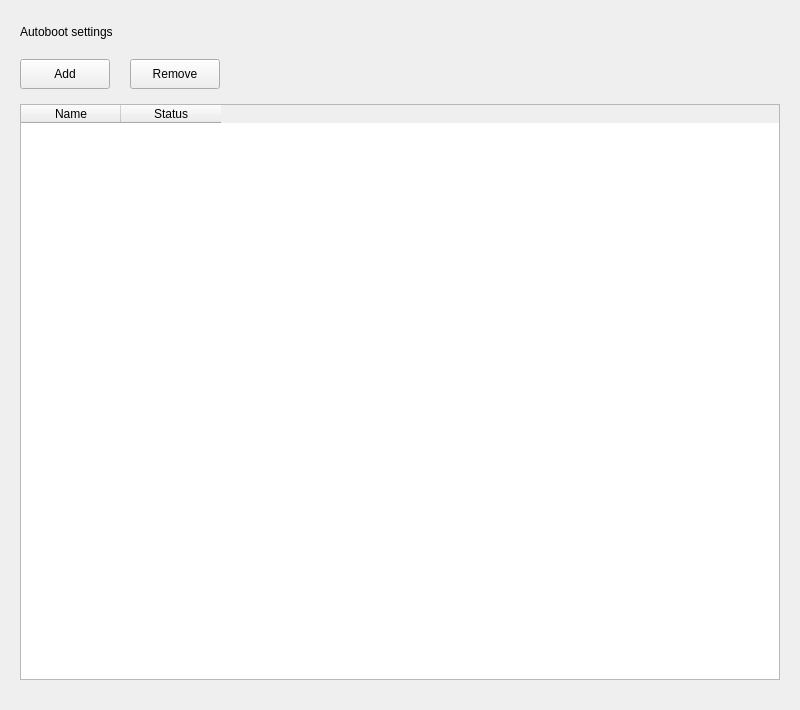
Above: plugins/system/autoboot/autoboot.ui from ukui/ukui-control-center before the change. Below: the same form after it.
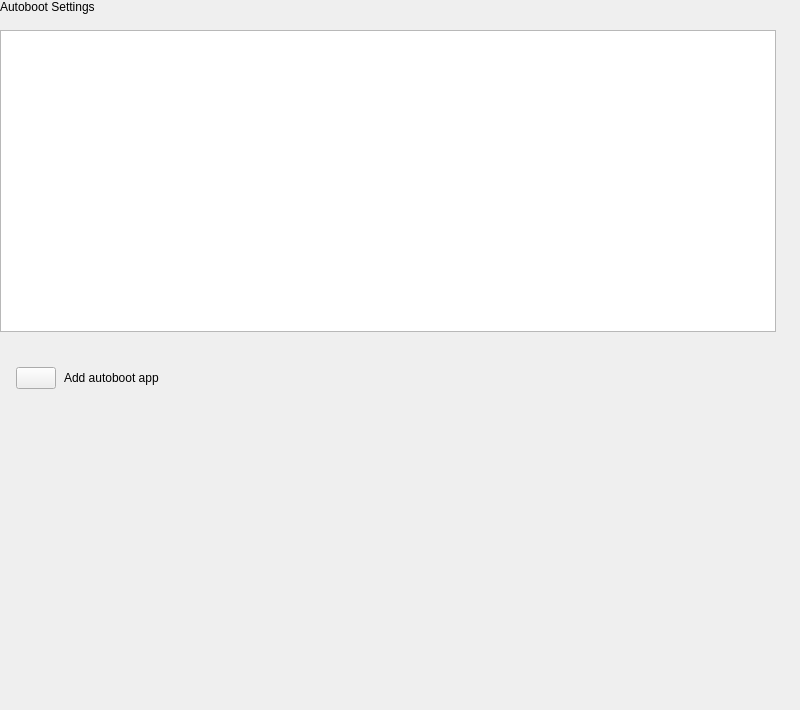
That is the form after the change.

Patch:
```diff
--- a/plugins/system/autoboot/autoboot.ui
+++ b/plugins/system/autoboot/autoboot.ui
@@ -12,50 +12,34 @@
   </property>
   <property name="minimumSize">
    <size>
-    <width>800</width>
-    <height>710</height>
+    <width>0</width>
+    <height>0</height>
    </size>
   </property>
   <property name="maximumSize">
    <size>
-    <width>800</width>
-    <height>710</height>
+    <width>16777215</width>
+    <height>16777215</height>
    </size>
   </property>
   <property name="windowTitle">
    <string>AutoBoot</string>
   </property>
-  <layout class="QHBoxLayout" name="horizontalLayout">
-   <property name="leftMargin">
-    <number>0</number>
-   </property>
-   <property name="topMargin">
-    <number>0</number>
-   </property>
-   <property name="rightMargin">
-    <number>0</number>
-   </property>
-   <property name="bottomMargin">
-    <number>0</number>
-   </property>
-   <item>
-    <widget class="QStackedWidget" name="StackedWidget">
-     <widget class="QWidget" name="Page1">
-      <layout class="QVBoxLayout" name="verticalLayout">
+  <layout class="QVBoxLayout" name="verticalLayout_2">
        <property name="spacing">
-        <number>5</number>
+    <number>2</number>
        </property>
        <property name="leftMargin">
-        <number>20</number>
+    <number>0</number>
        </property>
        <property name="topMargin">
-        <number>25</number>
+    <number>0</number>
        </property>
        <property name="rightMargin">
-        <number>20</number>
+    <number>24</number>
        </property>
        <property name="bottomMargin">
-        <number>30</number>
+    <number>0</number>
        </property>
        <item>
         <widget class="QLabel" name="titleLabel">
@@ -66,7 +50,7 @@
           </sizepolicy>
          </property>
          <property name="text">
-          <string>Autoboot settings</string>
+      <string>Autoboot Settings</string>
          </property>
          <property name="scaledContents">
           <bool>true</bool>
@@ -87,45 +71,88 @@
          <property name="sizeHint" stdset="0">
           <size>
            <width>20</width>
-           <height>15</height>
+       <height>14</height>
           </size>
          </property>
         </spacer>
        </item>
        <item>
+    <widget class="QListWidget" name="listWidget"/>
+   </item>
+   <item>
+    <spacer name="verticalSpacer_3">
+     <property name="orientation">
+      <enum>Qt::Vertical</enum>
+     </property>
+     <property name="sizeType">
+      <enum>QSizePolicy::Fixed</enum>
+     </property>
+     <property name="sizeHint" stdset="0">
+      <size>
+       <width>20</width>
+       <height>14</height>
+      </size>
+     </property>
+    </spacer>
+   </item>
+   <item>
+    <widget class="QWidget" name="addWidget" native="true">
+     <property name="minimumSize">
+      <size>
+       <width>0</width>
+       <height>60</height>
+      </size>
+     </property>
+     <property name="maximumSize">
+      <size>
+       <width>16777215</width>
+       <height>60</height>
+      </size>
+     </property>
         <layout class="QHBoxLayout" name="horizontalLayout_2">
          <property name="spacing">
-          <number>20</number>
-         </property>
+       <number>0</number>
+      </property>
+      <property name="leftMargin">
+       <number>0</number>
+      </property>
+      <property name="topMargin">
+       <number>0</number>
+      </property>
+      <property name="rightMargin">
+       <number>0</number>
+      </property>
+      <property name="bottomMargin">
+       <number>0</number>
+      </property>
          <item>
-          <widget class="QToolButton" name="toolButton">
-           <property name="minimumSize">
-            <size>
-             <width>90</width>
-             <height>30</height>
-            </size>
-           </property>
-           <property name="maximumSize">
-            <size>
-             <width>90</width>
-             <height>16777215</height>
-            </size>
-           </property>
+       <layout class="QHBoxLayout" name="horizontalLayout">
+        <property name="spacing">
+         <number>8</number>
+        </property>
+        <property name="leftMargin">
+         <number>16</number>
+        </property>
+        <item>
+         <widget class="QPushButton" name="addBtn">
            <property name="text">
-            <string>Add</string>
+           <string/>
            </property>
           </widget>
          </item>
          <item>
-          <widget class="QToolButton" name="toolButton_2">
-           <property name="minimumSize">
-            <size>
-             <width>90</width>
-             <height>30</height>
-            </size>
+         <widget class="QLabel" name="label_2">
+          <property name="sizePolicy">
+           <sizepolicy hsizetype="Fixed" vsizetype="Fixed">
+            <horstretch>0</horstretch>
+            <verstretch>0</verstretch>
+           </sizepolicy>
            </property>
            <property name="text">
-            <string>Remove</string>
+           <string>Add autoboot app </string>
+          </property>
+          <property name="scaledContents">
+           <bool>true</bool>
            </property>
           </widget>
          </item>
@@ -144,39 +171,21 @@
          </item>
         </layout>
        </item>
+     </layout>
+    </widget>
+   </item>
        <item>
         <spacer name="verticalSpacer_2">
          <property name="orientation">
           <enum>Qt::Vertical</enum>
          </property>
-         <property name="sizeType">
-          <enum>QSizePolicy::Fixed</enum>
-         </property>
          <property name="sizeHint" stdset="0">
           <size>
            <width>20</width>
-           <height>10</height>
+       <height>40</height>
           </size>
          </property>
         </spacer>
-       </item>
-       <item>
-        <widget class="QTableWidget" name="tableWidget">
-         <column>
-          <property name="text">
-           <string>Name</string>
-          </property>
-         </column>
-         <column>
-          <property name="text">
-           <string>Status</string>
-          </property>
-         </column>
-        </widget>
-       </item>
-      </layout>
-     </widget>
-    </widget>
    </item>
   </layout>
  </widget>
```
Left out of the diff: 3 changed lines with no effect on the pictures. Lines whose indentation alone changed are shown as unchanged.
